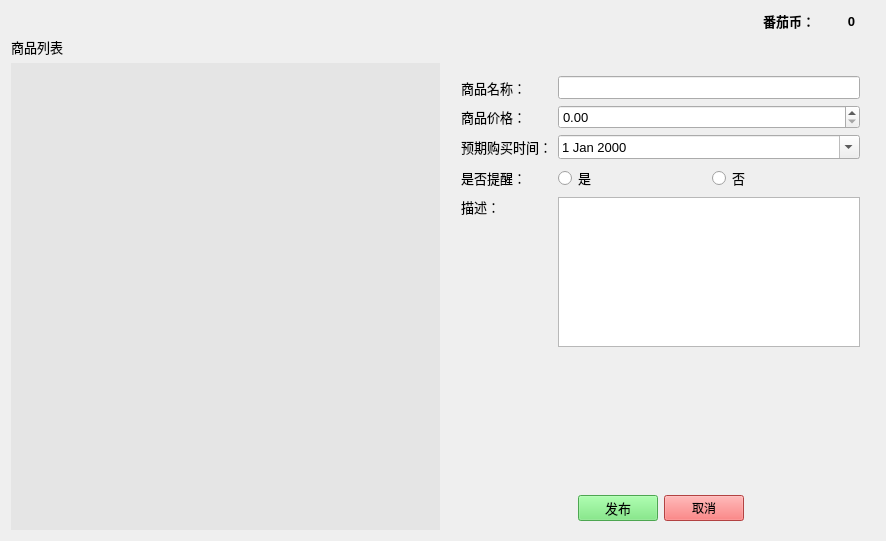
Old version of the form gui/marketWidget.ui in the repository WatsonJay/tomato_farm.
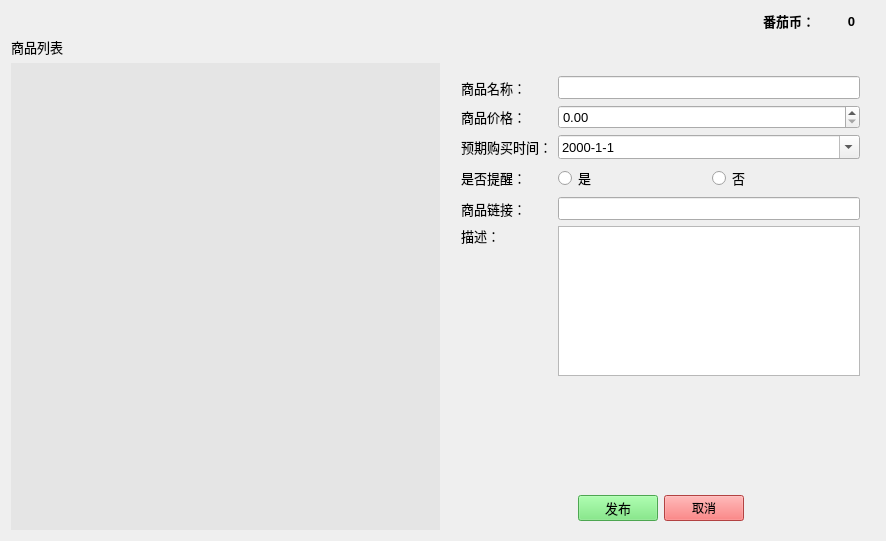
New version of the form. The open tabs and pages were chosen to show the change. Icons and pictures are not drawn.

Patch:
```diff
--- a/gui/marketWidget.ui
+++ b/gui/marketWidget.ui
@@ -799,6 +799,9 @@
                <pointsize>10</pointsize>
               </font>
              </property>
+             <property name="displayFormat">
+              <string>yyyy-M-d</string>
+             </property>
              <property name="calendarPopup">
               <bool>true</bool>
              </property>
@@ -847,7 +850,7 @@
              </item>
             </layout>
            </item>
-           <item row="4" column="0">
+           <item row="5" column="0">
             <widget class="QLabel" name="label_31">
              <property name="font">
               <font>
@@ -873,7 +876,7 @@
              </property>
             </widget>
            </item>
-           <item row="4" column="1">
+           <item row="5" column="1">
             <widget class="QTextEdit" name="descEdit">
              <property name="maximumSize">
               <size>
@@ -889,6 +892,29 @@
              </property>
             </widget>
            </item>
+           <item row="4" column="0">
+            <widget class="QLabel" name="label_11">
+             <property name="font">
+              <font>
+               <family>Microsoft YaHei UI</family>
+               <pointsize>10</pointsize>
+              </font>
+             </property>
+             <property name="text">
+              <string>商品链接：</string>
+             </property>
+            </widget>
+           </item>
+           <item row="4" column="1">
+            <widget class="QLineEdit" name="linkLineEdit">
+             <property name="font">
+              <font>
+               <family>Microsoft YaHei UI</family>
+               <pointsize>10</pointsize>
+              </font>
+             </property>
+            </widget>
+           </item>
           </layout>
          </item>
          <item>
```
Left out of the diff: 37 changed lines with no effect on the pictures.
